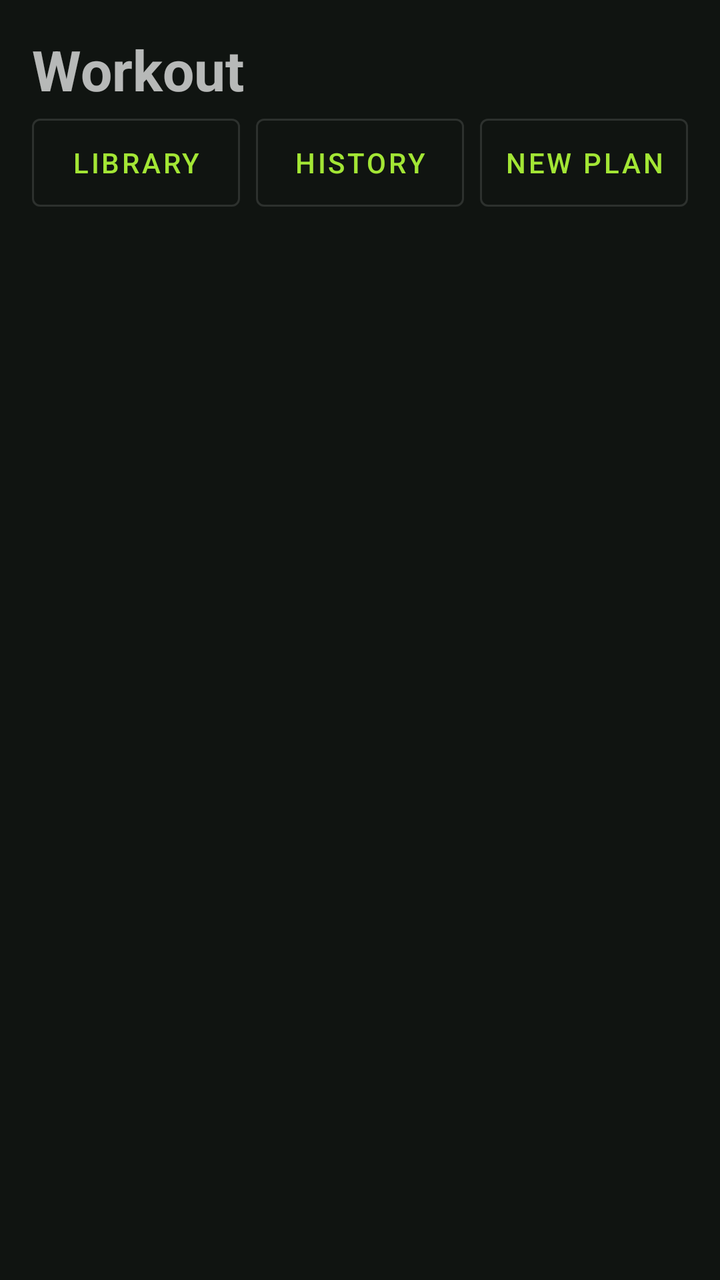
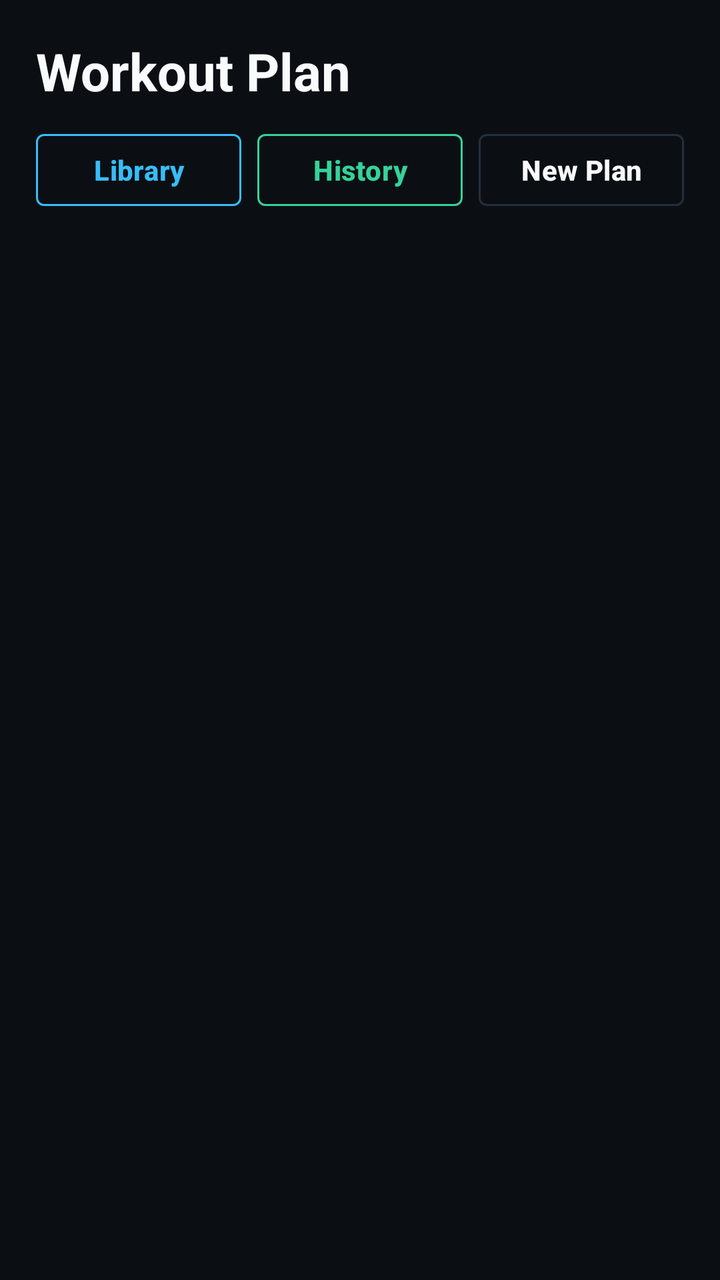

Two renders of the same Android screen: before a commit and after it. Below are the layout's source before the change and the commit's diff.
<!-- AndroidManifest.xml: application theme Theme.FitTrackerPro -->
<!-- res/layout/fragment_workout.xml -->
<?xml version="1.0" encoding="utf-8"?>
<LinearLayout xmlns:android="http://schemas.android.com/apk/res/android"
    android:layout_width="match_parent"
    android:layout_height="match_parent"
    android:orientation="vertical"
    android:padding="16dp">

    <TextView
        android:layout_width="wrap_content"
        android:layout_height="wrap_content"
        android:text="Workout"
        android:textSize="28sp"
        android:textStyle="bold" />

    
    <LinearLayout
        android:id="@+id/layoutNoPlan"
        android:layout_width="match_parent"
        android:layout_height="0dp"
        android:layout_weight="1"
        android:gravity="center"
        android:orientation="vertical"
        android:visibility="gone">

        <TextView
            android:layout_width="wrap_content"
            android:layout_height="wrap_content"
            android:text="You do not have a workout plan yet."
            android:textColor="@color/text_secondary" />

        <com.google.android.material.button.MaterialButton
            android:id="@+id/btnCreatePlan"
            android:layout_width="wrap_content"
            android:layout_height="56dp"
            android:layout_marginTop="16dp"
            android:text="Create my plan" />
    </LinearLayout>

    
    <LinearLayout
        android:id="@+id/layoutPlan"
        android:layout_width="match_parent"
        android:layout_height="0dp"
        android:layout_weight="1"
        android:orientation="vertical"
        android:visibility="gone">

        <TextView
            android:id="@+id/tvPlanName"
            android:layout_width="wrap_content"
            android:layout_height="wrap_content"
            android:layout_marginTop="8dp"
            android:textColor="@color/accent"
            android:textSize="18sp"
            android:textStyle="bold" />

        <TextView
            android:id="@+id/tvPlanDates"
            android:layout_width="wrap_content"
            android:layout_height="wrap_content"
            android:textColor="@color/text_secondary" />

        <TextView
            android:layout_width="match_parent"
            android:layout_height="wrap_content"
            android:layout_marginTop="8dp"
            android:text="@string/plan_note"
            android:textColor="@color/warning"
            android:textSize="12sp" />

        <androidx.recyclerview.widget.RecyclerView
            android:id="@+id/rvDays"
            android:layout_width="match_parent"
            android:layout_height="0dp"
            android:layout_marginTop="8dp"
            android:layout_weight="1" />
    </LinearLayout>

    <LinearLayout
        android:layout_width="match_parent"
        android:layout_height="wrap_content"
        android:orientation="horizontal">

        <com.google.android.material.button.MaterialButton
            android:id="@+id/btnLibrary"
            style="@style/Widget.MaterialComponents.Button.OutlinedButton"
            android:layout_width="0dp"
            android:layout_height="56dp"
            android:layout_marginEnd="4dp"
            android:layout_weight="1"
            android:insetLeft="0dp"
            android:insetRight="0dp"
            android:padding="0dp"
            android:text="Library" />

        <com.google.android.material.button.MaterialButton
            android:id="@+id/btnHistory"
            style="@style/Widget.MaterialComponents.Button.OutlinedButton"
            android:layout_width="0dp"
            android:layout_height="56dp"
            android:layout_marginStart="4dp"
            android:layout_marginEnd="4dp"
            android:layout_weight="1"
            android:insetLeft="0dp"
            android:insetRight="0dp"
            android:padding="0dp"
            android:text="History" />

        <com.google.android.material.button.MaterialButton
            android:id="@+id/btnNewPlan"
            style="@style/Widget.MaterialComponents.Button.OutlinedButton"
            android:layout_width="0dp"
            android:layout_height="56dp"
            android:layout_marginStart="4dp"
            android:layout_weight="1"
            android:insetLeft="0dp"
            android:insetRight="0dp"
            android:padding="0dp"
            android:text="New plan" />
    </LinearLayout>
</LinearLayout>
<!-- resources referenced by this layout -->
<resources>
  <color name="accent">#A3E635</color>
  <color name="text_secondary">#A3A3A3</color>
  <color name="warning">#F59E0B</color>
  <string name="plan_note">Exercise and calorie suggestions are estimates, not medical advice. Exercises were filtered using the limitations you entered. If you have an injury or medical condition, check with a professional.</string>
  <style name="Theme.FitTrackerPro" parent="Theme.MaterialComponents.NoActionBar">
          <item name="colorPrimary">@color/accent</item>
          <item name="colorPrimaryVariant">@color/accent_dark</item>
          <item name="colorOnPrimary">@color/background</item>
          <item name="colorSecondary">@color/accent</item>
          <item name="colorOnSecondary">@color/background</item>
          <item name="colorSurface">@color/card</item>
          <item name="colorOnSurface">@color/text_primary</item>
          <item name="colorOnBackground">@color/text_primary</item>
          <item name="colorError">@color/error</item>
          <item name="android:colorBackground">@color/background</item>
          <item name="android:windowBackground">@color/background</item>
          <item name="android:textColorPrimary">@color/text_primary</item>
          <item name="android:textColorSecondary">@color/text_secondary</item>
          <item name="android:statusBarColor">@color/background</item>
          <item name="android:navigationBarColor">@color/background</item>
      </style>
  <color name="accent_dark">#7FB827</color>
  <color name="background">#101411</color>
  <color name="card">#202820</color>
  <color name="text_primary">#FFFFFF</color>
  <color name="error">#EF4444</color>
</resources>

<!-- the commit's change to res/layout/fragment_workout.xml (unified diff, before → after) -->
@@ -1,15 +1,18 @@
 <?xml version="1.0" encoding="utf-8"?>
 <LinearLayout xmlns:android="http://schemas.android.com/apk/res/android"
+    xmlns:app="http://schemas.android.com/apk/res-auto"
     android:layout_width="match_parent"
     android:layout_height="match_parent"
+    android:background="@color/background"
     android:orientation="vertical"
-    android:padding="16dp">
+    android:padding="18dp">
 
     <TextView
         android:layout_width="wrap_content"
         android:layout_height="wrap_content"
-        android:text="Workout"
-        android:textSize="28sp"
+        android:text="Workout Plan"
+        android:textColor="@color/text_primary"
+        android:textSize="26sp"
         android:textStyle="bold" />
 
     
@@ -22,18 +25,42 @@
         android:orientation="vertical"
         android:visibility="gone">
 
-        <TextView
-            android:layout_width="wrap_content"
-            android:layout_height="wrap_content"
-            android:text="You do not have a workout plan yet."
-            android:textColor="@color/text_secondary" />
+        <com.google.android.material.card.MaterialCardView
+            android:layout_width="match_parent"
+            android:layout_height="wrap_content">
 
-        <com.google.android.material.button.MaterialButton
-            android:id="@+id/btnCreatePlan"
-            android:layout_width="wrap_content"
-            android:layout_height="56dp"
-            android:layout_marginTop="16dp"
-            android:text="Create my plan" />
+            <LinearLayout
+                android:layout_width="match_parent"
+                android:layout_height="wrap_content"
+                android:gravity="center"
+                android:orientation="vertical"
+                android:padding="28dp">
+
+                <TextView
+                    android:layout_width="wrap_content"
+                    android:layout_height="wrap_content"
+                    android:text="No Active Training Schedule"
+                    android:textColor="@color/text_primary"
+                    android:textSize="17sp"
+                    android:textStyle="bold" />
+
+                <TextView
+                    android:layout_width="wrap_content"
+                    android:layout_height="wrap_content"
+                    android:layout_marginTop="6dp"
+                    android:gravity="center"
+                    android:text="Generate a personalized 7-day workout split tailored to your fitness level and equipment."
+                    android:textColor="@color/text_secondary"
+                    android:textSize="13sp" />
+
+                <com.google.android.material.button.MaterialButton
+                    android:id="@+id/btnCreatePlan"
+                    android:layout_width="match_parent"
+                    android:layout_height="52dp"
+                    android:layout_marginTop="18dp"
+                    android:text="Generate My Plan" />
+            </LinearLayout>
+        </com.google.android.material.card.MaterialCardView>
     </LinearLayout>
 
     
@@ -45,28 +72,42 @@
         android:orientation="vertical"
         android:visibility="gone">
 
-        <TextView
-            android:id="@+id/tvPlanName"
-            android:layout_width="wrap_content"
+        <com.google.android.material.card.MaterialCardView
+            android:layout_width="match_parent"
             android:layout_height="wrap_content"
-            android:layout_marginTop="8dp"
-            android:textColor="@color/accent"
-            android:textSize="18sp"
-            android:textStyle="bold" />
+            android:layout_marginTop="10dp">
 
-        <TextView
-            android:id="@+id/tvPlanDates"
-            android:layout_width="wrap_content"
-            android:layout_height="wrap_content"
-            android:textColor="@color/text_secondary" />
+            <LinearLayout
+                android:layout_width="match_parent"
+                android:layout_height="wrap_content"
+                android:orientation="vertical"
+                android:padding="14dp">
+
+                <TextView
+                    android:id="@+id/tvPlanName"
+                    android:layout_width="wrap_content"
+                    android:layout_height="wrap_content"
+                    android:textColor="@color/accent_emerald"
+                    android:textSize="17sp"
+                    android:textStyle="bold" />
+
+                <TextView
+                    android:id="@+id/tvPlanDates"
+                    android:layout_width="wrap_content"
+                    android:layout_height="wrap_content"
+                    android:layout_marginTop="2dp"
+                    android:textColor="@color/text_secondary"
+                    android:textSize="12sp" />
+            </LinearLayout>
+        </com.google.android.material.card.MaterialCardView>
 
         <TextView
             android:layout_width="match_parent"
             android:layout_height="wrap_content"
             android:layout_marginTop="8dp"
             android:text="@string/plan_note"
-            android:textColor="@color/warning"
-            android:textSize="12sp" />
+            android:textColor="@color/text_secondary"
+            android:textSize="11sp" />
 
         <androidx.recyclerview.widget.RecyclerView
             android:id="@+id/rvDays"
@@ -79,43 +120,49 @@
     <LinearLayout
         android:layout_width="match_parent"
         android:layout_height="wrap_content"
+        android:layout_marginTop="8dp"
         android:orientation="horizontal">
 
         <com.google.android.material.button.MaterialButton
             android:id="@+id/btnLibrary"
             style="@style/Widget.MaterialComponents.Button.OutlinedButton"
             android:layout_width="0dp"
-            android:layout_height="56dp"
+            android:layout_height="48dp"
             android:layout_marginEnd="4dp"
             android:layout_weight="1"
             android:insetLeft="0dp"
             android:insetRight="0dp"
             android:padding="0dp"
-            android:text="Library" />
+            android:text="Library"
+            android:textColor="@color/accent_cyan"
+            app:strokeColor="@color/accent_cyan" />
 
         <com.google.android.material.button.MaterialButton
             android:id="@+id/btnHistory"
             style="@style/Widget.MaterialComponents.Button.OutlinedButton"
             android:layout_width="0dp"
-            android:layout_height="56dp"
-            android:layout_marginStart="4dp"
-            android:layout_marginEnd="4dp"
+            android:layout_height="48dp"
+            android:layout_marginHorizontal="4dp"
             android:layout_weight="1"
             android:insetLeft="0dp"
             android:insetRight="0dp"
             android:padding="0dp"
-            android:text="History" />
+            android:text="History"
+            android:textColor="@color/accent_emerald"
+            app:strokeColor="@color/accent_emerald" />
 
         <com.google.android.material.button.MaterialButton
             android:id="@+id/btnNewPlan"
             style="@style/Widget.MaterialComponents.Button.OutlinedButton"
             android:layout_width="0dp"
-            android:layout_height="56dp"
+            android:layout_height="48dp"
             android:layout_marginStart="4dp"
             android:layout_weight="1"
             android:insetLeft="0dp"
             android:insetRight="0dp"
             android:padding="0dp"
-            android:text="New plan" />
+            android:text="New Plan"
+            android:textColor="@color/text_primary"
+            app:strokeColor="@color/card_stroke" />
     </LinearLayout>
 </LinearLayout>
<!-- resource entries referenced after the edit -->
@@ -1,14 +1,15 @@
 <!-- resources referenced by this layout -->
 <resources>
-  <color name="accent">#A3E635</color>
-  <color name="text_secondary">#A3A3A3</color>
-  <color name="warning">#F59E0B</color>
+  <color name="accent_cyan">#38BDF8</color>
+  <color name="accent_emerald">#34D399</color>
+  <color name="accent">#2DD4BF</color>
+  <color name="text_secondary">#94A3B8</color>
   <string name="plan_note">Exercise and calorie suggestions are estimates, not medical advice. Exercises were filtered using the limitations you entered. If you have an injury or medical condition, check with a professional.</string>
   <style name="Theme.FitTrackerPro" parent="Theme.MaterialComponents.NoActionBar">
           <item name="colorPrimary">@color/accent</item>
           <item name="colorPrimaryVariant">@color/accent_dark</item>
           <item name="colorOnPrimary">@color/background</item>
-          <item name="colorSecondary">@color/accent</item>
+          <item name="colorSecondary">@color/accent_cyan</item>
           <item name="colorOnSecondary">@color/background</item>
           <item name="colorSurface">@color/card</item>
           <item name="colorOnSurface">@color/text_primary</item>
@@ -19,12 +20,31 @@
           <item name="android:textColorPrimary">@color/text_primary</item>
           <item name="android:textColorSecondary">@color/text_secondary</item>
           <item name="android:statusBarColor">@color/background</item>
-          <item name="android:navigationBarColor">@color/background</item>
+          <item name="android:navigationBarColor">@color/card</item>
+  
+          
+          <item name="materialButtonStyle">@style/Widget.FitTrackerPro.Button</item>
+          <item name="materialCardViewStyle">@style/Widget.FitTrackerPro.CardView</item>
       </style>
-  <color name="accent_dark">#7FB827</color>
-  <color name="background">#101411</color>
-  <color name="card">#202820</color>
-  <color name="text_primary">#FFFFFF</color>
+  <color name="accent_dark">#10B981</color>
+  <color name="background">#0B0F14</color>
+  <color name="card_stroke">#242F3D</color>
+  <color name="card">#151B23</color>
+  <color name="text_primary">#F8FAFC</color>
   <color name="error">#EF4444</color>
+  <style name="Widget.FitTrackerPro.Button" parent="Widget.MaterialComponents.Button">
+          <item name="cornerRadius">24dp</item>
+          <item name="android:textAllCaps">false</item>
+          <item name="android:letterSpacing">0.01</item>
+          <item name="android:textStyle">bold</item>
+          <item name="elevation">0dp</item>
+      </style>
+  <style name="Widget.FitTrackerPro.CardView" parent="Widget.MaterialComponents.CardView">
+          <item name="cardBackgroundColor">@color/card</item>
+          <item name="cardCornerRadius">18dp</item>
+          <item name="cardElevation">0dp</item>
+          <item name="strokeColor">@color/card_stroke</item>
+          <item name="strokeWidth">1dp</item>
+      </style>
 </resources>
 
